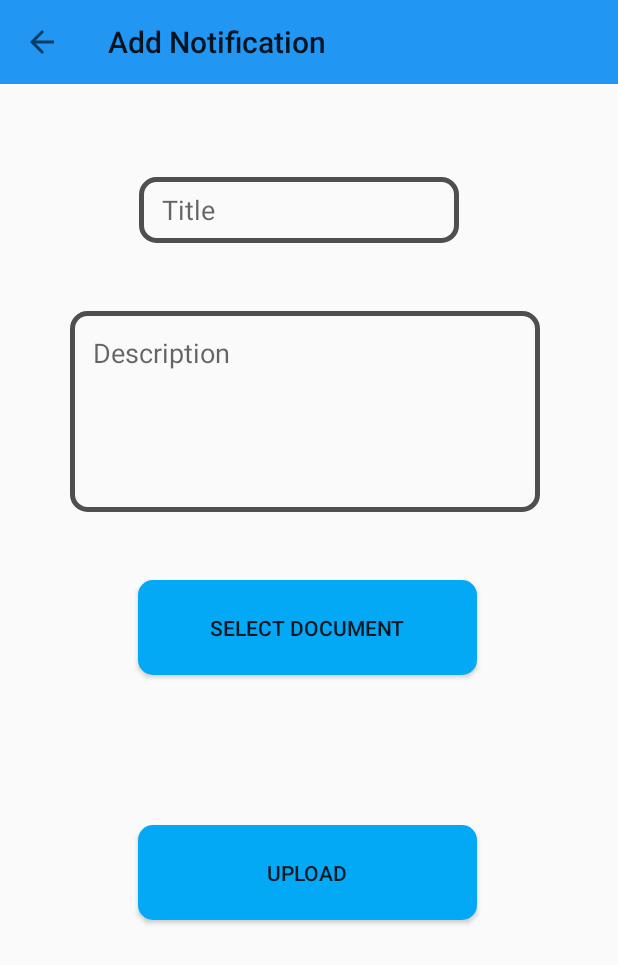
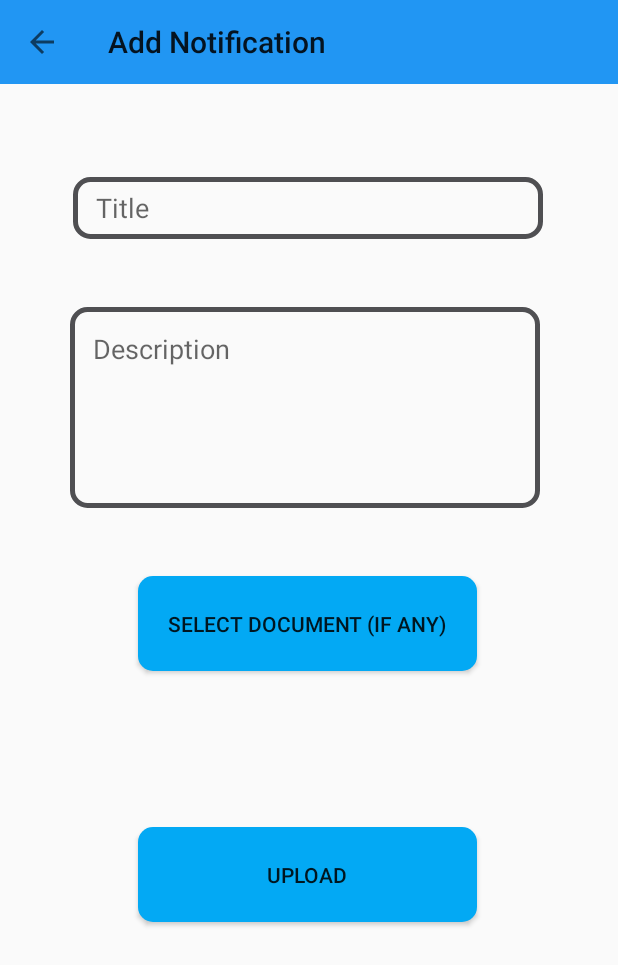
Before and after one commit to rahulverma0209/ProHandler, an Android app: the UploadNotification screen opened directly, with no data from a screen before it, on a phone screen of 412 x 824 dp. Shown: the top 965 px of the screen. Run offline under Robolectric (Android 15) with nearby library versions, the phone set to English and light mode, and no system bars; our stand-ins replace Firebase (no records; nobody signed in at launch, a user with empty details on screens opened directly).

Commit message:
UploadNotification finished

```diff
--- a/app/src/main/java/com/example/tryauth/NotificationFragment.java
+++ b/app/src/main/java/com/example/tryauth/NotificationFragment.java
@@ -34,8 +34,6 @@ public class NotificationFragment extends Fragment {
     @Override
     public View onCreateView(LayoutInflater inflater, ViewGroup container,
                              Bundle savedInstanceState) {
-
-        // Inflate the layout for this fragment
 
         Toast.makeText(getContext(), currentUserData.getName(),Toast.LENGTH_LONG).show();
 
--- a/app/src/main/java/com/example/tryauth/UploadNotification.java
+++ b/app/src/main/java/com/example/tryauth/UploadNotification.java
@@ -1,7 +1,11 @@
 package com.example.tryauth;
 
+import android.app.AlertDialog;
+import android.app.ProgressDialog;
+import android.content.DialogInterface;
 import android.content.Intent;
 import android.net.Uri;
+import android.support.annotation.NonNull;
 import android.support.annotation.Nullable;
 import android.support.v7.app.AppCompatActivity;
 import android.os.Bundle;
@@ -9,13 +13,32 @@ import android.support.v7.widget.Toolbar;
 import android.view.*;
 import android.widget.*;
 
+import com.google.android.gms.tasks.OnCompleteListener;
+import com.google.android.gms.tasks.Task;
+import com.google.firebase.auth.FirebaseAuth;
+import com.google.firebase.auth.FirebaseUser;
+import com.google.firebase.database.DatabaseReference;
+import com.google.firebase.database.FirebaseDatabase;
+import com.google.firebase.storage.FirebaseStorage;
+import com.google.firebase.storage.StorageReference;
+import com.google.firebase.storage.UploadTask;
+
+import java.util.HashMap;
+
 public class UploadNotification extends AppCompatActivity {
 
-    private Button selectDoc;
+    private Button selectDoc,upload;
+    private EditText title,description,docName;
     private ImageView imageView;
     private Toolbar mtoolbar;
+    private  LinearLayout linearLayout;
     private static final int DOCUMENT_PICK = 1;
-    private Uri docPath;
+    private Uri docUri;
+    private StorageReference firebaseStorage;
+    private DatabaseReference firebaseDatabase;
+    private FirebaseAuth mAuth;
+    private FirebaseUser currentUser;
+    ProgressDialog loginProgressDialog;
 
     @Override
     protected void onCreate(Bundle savedInstanceState) {
@@ -23,9 +46,18 @@ public class UploadNotification extends AppCompatActivity {
         setContentView(R.layout.activity_upload_notification);
 
         selectDoc = findViewById(R.id.selectDoc);
+        upload = findViewById(R.id.upload);
+        title = findViewById(R.id.title);
+        description = findViewById(R.id.description);
+        docName = findViewById(R.id.docName);
+        linearLayout = findViewById(R.id.linearLayout);
+
         imageView = findViewById(R.id.imageView);
 
         mtoolbar = findViewById(R.id.main_page_toolbar);
+
+        firebaseStorage = FirebaseStorage.getInstance().getReference();
+
         setSupportActionBar(mtoolbar);
         getSupportActionBar().setTitle("Add Notification");
         getSupportActionBar().setDisplayHomeAsUpEnabled(true);
@@ -33,12 +65,19 @@ public class UploadNotification extends AppCompatActivity {
         selectDoc.setOnClickListener(new View.OnClickListener() {
             @Override
             public void onClick(View v) {
-                createNotification();
+                chooseDocument();
+            }
+        });
+
+        upload.setOnClickListener(new View.OnClickListener() {
+            @Override
+            public void onClick(View v) {
+                uploadNotification();
             }
         });
     }
 
-    public void createNotification(){
+    public void chooseDocument(){
 
         Intent documentIntent = new Intent();
         documentIntent.setType("*/*");
@@ -47,17 +86,108 @@ public class UploadNotification extends AppCompatActivity {
         startActivityForResult(Intent.createChooser(documentIntent,"Select Document"),DOCUMENT_PICK);
     }
 
+    //If document is successfully choosen
     @Override
     protected void onActivityResult(int requestCode, int resultCode, @Nullable Intent data) {
         super.onActivityResult(requestCode, resultCode, data);
 
         if(requestCode == DOCUMENT_PICK && resultCode == RESULT_OK){
+            linearLayout.setVisibility(View.VISIBLE);
             Toast.makeText(this,"File Selected",Toast.LENGTH_LONG).show();
-            docPath = data.getData();
+            docUri = data.getData();
 
             imageView.setBackgroundResource(R.drawable.doc_logo);
         }
     }
+
+
+    //Upload Notification
+    void uploadNotification(){
+        if(title.getText().toString().equals(""))
+            Toast.makeText(UploadNotification.this,"Title Field empty",Toast.LENGTH_LONG).show();
+        else if(description.getText().toString().equals(""))
+            Toast.makeText(UploadNotification.this,"Description Field empty",Toast.LENGTH_LONG).show();
+        else if(docUri!=null)
+        {
+            if(docName.getText().toString().equals("") || !docName.getText().toString().contains("."))
+                Toast.makeText(UploadNotification.this,"Enter file name with extension",Toast.LENGTH_LONG).show();
+            else
+            {
+                final String docN = docName.getText().toString();
+
+                loginProgressDialog = new ProgressDialog(this);
+                loginProgressDialog.setTitle("Uploading");
+                loginProgressDialog.setMessage("Please wait uploading notification");
+                loginProgressDialog.setCanceledOnTouchOutside(false);
+                loginProgressDialog.show();
+
+
+                StorageReference docPath = firebaseStorage.child("MiniProject").child(docN);
+
+                docPath.putFile(docUri).addOnCompleteListener(new OnCompleteListener<UploadTask.TaskSnapshot>() {
+                    @Override
+                    public void onComplete(@NonNull Task<UploadTask.TaskSnapshot> task) {
+                        if(task.isSuccessful())
+
+                            firebaseStorage.child("MiniProject").child(docN).getDownloadUrl().addOnCompleteListener(new OnCompleteListener<Uri>() {
+                                @Override
+                                public void onComplete(@NonNull Task<Uri> task) {
+                                    //description.setText(task.getResult().toString());
+
+                                    //currentUser = mAuth.getCurrentUser();
+                                    Long temp = Long.parseLong("1599223785549");
+                                    Long key = temp - (System.currentTimeMillis());
+                                    firebaseDatabase = FirebaseDatabase.getInstance().getReference().child("Notification").child("7").child(key.toString());
+
+
+                                    HashMap<String,String> notificationData = new HashMap<>();
+                                    notificationData.put("name",title.getText().toString());
+                                    notificationData.put("dos",description.getText().toString());
+                                    notificationData.put("file",task.getResult().toString());
+                                    firebaseDatabase.setValue(notificationData).addOnCompleteListener(new OnCompleteListener<Void>() {
+                                        @Override
+                                        public void onComplete(@NonNull Task<Void> task) {
+                                            if(task.isSuccessful()){
+                                                loginProgressDialog.dismiss();
+                                                Toast.makeText(UploadNotification.this,"Uploaded",Toast.LENGTH_LONG).show();
+
+                                                AlertDialog.Builder builder = new AlertDialog.Builder(UploadNotification.this);
+                                                builder.setTitle("Upload Status");
+                                                builder.setMessage("Notification Upload Successfully");
+                                                builder.setCancelable(false);
+                                                builder.setPositiveButton("Ok", new DialogInterface.OnClickListener() {
+                                                    @Override
+                                                    public void onClick(DialogInterface dialog, int which) {
+                                                        finish();
+                                                    }
+                                                });
+                                                builder.setNegativeButton("Add Notification", new DialogInterface.OnClickListener() {
+                                                    @Override
+                                                    public void onClick(DialogInterface dialog, int which) {
+                                                        finish();
+                                                        startActivity(getIntent());
+                                                    }
+                                                });
+                                                builder.show();
+                                            }
+                                            else {
+                                                loginProgressDialog.dismiss();
+                                                Toast.makeText(UploadNotification.this,"Error",Toast.LENGTH_LONG).show();
+
+                                            }
+                                        }
+                                    });
+                                }
+                            });
+                        else {
+                            loginProgressDialog.dismiss();
+                        }
+                    }
+                });
+            }
+        }
+    }
+
 
     //For back arrow key <-
     @Override
--- a/app/src/main/res/layout/activity_upload_notification.xml
+++ b/app/src/main/res/layout/activity_upload_notification.xml
@@ -18,7 +18,7 @@
         android:layout_marginTop="45dp"
         android:layout_marginEnd="93dp"
         android:background="@drawable/button_round"
-        android:text="Select Document"
+        android:text="Select Document (if any)"
         app:layout_constraintEnd_toEndOf="parent"
         app:layout_constraintHorizontal_bias="0.0"
         app:layout_constraintStart_toStartOf="parent"
@@ -29,35 +29,22 @@
         android:layout_width="226dp"
         android:layout_height="63dp"
         android:layout_marginStart="92dp"
-        android:layout_marginTop="16dp"
+        android:layout_marginTop="20dp"
         android:layout_marginEnd="93dp"
         android:background="@drawable/button_round"
         android:text="UPLOAD"
         app:layout_constraintEnd_toEndOf="parent"
         app:layout_constraintHorizontal_bias="0.0"
         app:layout_constraintStart_toStartOf="parent"
-        app:layout_constraintTop_toBottomOf="@+id/imageView" />
-
-    <ImageView
-        android:id="@+id/imageView"
-        android:layout_width="60dp"
-        android:layout_height="60dp"
-        android:layout_marginStart="46dp"
-        android:layout_marginTop="24dp"
-        android:layout_marginEnd="305dp"
-        app:layout_constraintEnd_toEndOf="parent"
-        app:layout_constraintHorizontal_bias="0.0"
-        app:layout_constraintStart_toStartOf="parent"
-        app:layout_constraintTop_toBottomOf="@+id/selectDoc"
-        tools:srcCompat="@tools:sample/avatars" />
+        app:layout_constraintTop_toBottomOf="@+id/linearLayout" />
 
     <EditText
         android:id="@+id/title"
-        android:layout_width="wrap_content"
-        android:layout_height="44dp"
-        android:layout_marginStart="92dp"
+        android:layout_width="313dp"
+        android:layout_height="41dp"
+        android:layout_marginStart="48dp"
         android:layout_marginTop="62dp"
-        android:layout_marginEnd="106dp"
+        android:layout_marginEnd="50dp"
         android:background="@drawable/edittext_round"
         android:ems="10"
         android:hint="Title"
@@ -84,4 +71,37 @@
         app:layout_constraintStart_toStartOf="parent"
         app:layout_constraintTop_toBottomOf="@+id/title" />
 
+    <LinearLayout
+        android:id="@+id/linearLayout"
+        android:layout_width="313dp"
+        android:layout_height="64dp"
+        android:layout_marginStart="58dp"
+        android:layout_marginTop="20dp"
+        android:layout_marginEnd="45dp"
+        android:orientation="horizontal"
+        android:visibility="invisible"
+        app:layout_constraintEnd_toEndOf="parent"
+        app:layout_constraintHorizontal_bias="1.0"
+        app:layout_constraintStart_toStartOf="parent"
+        app:layout_constraintTop_toBottomOf="@+id/selectDoc">
+
+        <ImageView
+            android:id="@+id/imageView"
+            android:layout_width="60dp"
+            android:layout_height="60dp"
+            tools:srcCompat="@tools:sample/avatars" />
+
+        <EditText
+            android:id="@+id/docName"
+            android:layout_width="223dp"
+            android:layout_height="44dp"
+            android:layout_margin="10dp"
+            android:background="@drawable/edittext_round"
+            android:ems="10"
+            android:hint="FileName with extension"
+            android:inputType="textPersonName"
+            android:paddingLeft="15dp" />
+
+    </LinearLayout>
+
 </android.support.constraint.ConstraintLayout>
```
Also changed, not shown: app/src/main/java/com/example/tryauth/MainActivity.java (+7 -7 lines), app/src/main/java/com/example/tryauth/SignupActivity.java (+6 -18 lines).
